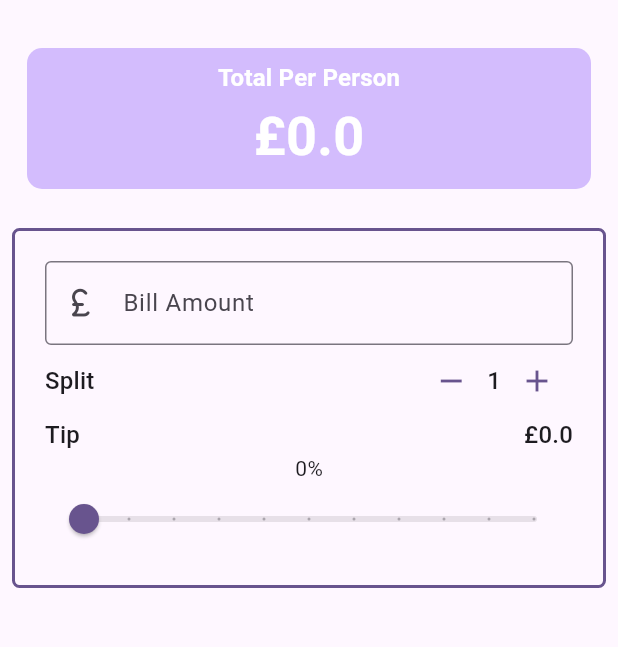
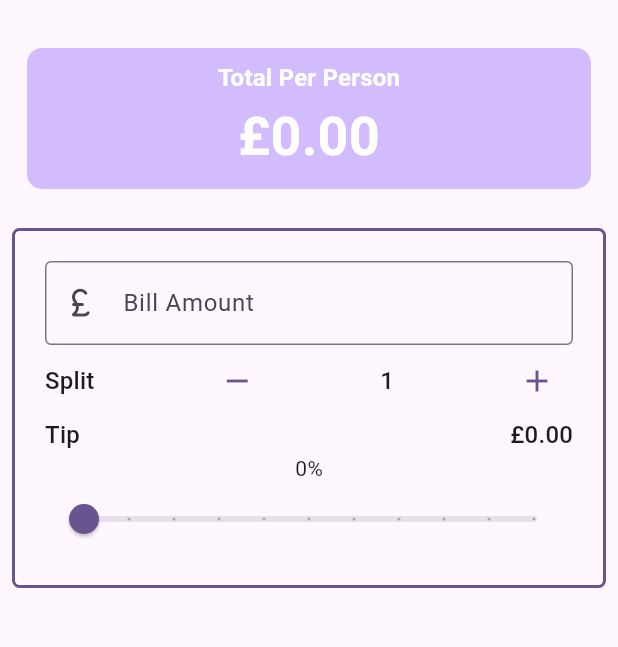
Before and after one commit to cyteen02/utip, a Flutter app: the screen it shows after launch, on a phone screen of 412 x 824 dp, the part 63-710 px from its top. Run offline on Flutter 3.47's test engine with Material 3 defaults, Android fonts, the phone set to English and light mode, and no system bars.

Commit message:
Refactor widgets again

```diff
--- a/lib/main.dart
+++ b/lib/main.dart
@@ -8,7 +8,9 @@
 import 'package:flutter/material.dart';
 import 'package:utip/widgets/bill_amount_field.dart';
 import 'package:utip/widgets/person_counter.dart';
+import 'package:utip/widgets/tip_row.dart';
 import 'package:utip/widgets/tip_slider.dart';
+import 'package:utip/widgets/total_per_person.dart';
 
 void main() {
   runApp(const MainApp());
@@ -81,28 +83,7 @@ class _UTipState extends State<UTip> {
       body: Column(
         crossAxisAlignment: CrossAxisAlignment.stretch,
         children: [
-          Padding(
-            padding: EdgeInsets.all(18.0),
-            child: Container(
-              padding: EdgeInsets.all(8.0),
-              decoration: BoxDecoration(
-                color: theme.colorScheme.inversePrimary,
-                borderRadius: BorderRadius.circular(10.0),
-              ),
-              child: Column(
-                children: [
-                  Text("Total Per Person", style: style),
-                  Text(
-                    "£$totalBill",
-                    style: style.copyWith(
-                      color: theme.colorScheme.onPrimary,
-                      fontSize: theme.textTheme.displaySmall!.fontSize,
-                    ),
-                  ),
-                ],
-              ),
-            ),
-          ),
+          TotalPerPerson(theme: theme, style: style, totalBill: totalBill),
 
           // Form
           Padding(
@@ -133,13 +114,7 @@ class _UTipState extends State<UTip> {
                   ),
 
                   // == Tip Section
-                  Row(
-                    mainAxisAlignment: MainAxisAlignment.spaceBetween,
-                    children: [
-                      Text('Tip', style: theme.textTheme.titleMedium),
-                      Text('£$totalT', style: theme.textTheme.titleMedium),
-                    ],
-                  ),
+                  TipRow(theme: theme, totalT: totalT),
 
                   // == Slider & Text
                   Text("${(_tipPercentage * 100).round()}%"),
--- a/lib/widgets/person_counter.dart
+++ b/lib/widgets/person_counter.dart
@@ -20,8 +20,6 @@ class PersonCounter extends StatelessWidget {
       mainAxisAlignment: MainAxisAlignment.spaceBetween,
       children: [
         Text("Split", style: theme.textTheme.titleMedium),
-        Row(
-          children: [
         IconButton(
           color: theme.colorScheme.primary,
           icon: Icon(Icons.remove),
@@ -34,8 +32,6 @@ class PersonCounter extends StatelessWidget {
           onPressed: onIncrement,
         ),
       ],
-        ),
-      ],
     );
   }
 }
--- /dev/null
+++ b/lib/widgets/tip_row.dart
@@ -0,0 +1,24 @@
+
+import 'package:flutter/material.dart';
+
+class TipRow extends StatelessWidget {
+  const TipRow({
+    super.key,
+    required this.theme,
+    required this.totalT,
+  });
+
+  final ThemeData theme;
+  final double totalT;
+
+  @override
+  Widget build(BuildContext context) {
+    return Row(
+      mainAxisAlignment: MainAxisAlignment.spaceBetween,
+      children: [
+        Text('Tip', style: theme.textTheme.titleMedium),
+        Text('£${totalT.toStringAsFixed(2)}', style: theme.textTheme.titleMedium),
+      ],
+    );
+  }
+}
--- /dev/null
+++ b/lib/widgets/total_per_person.dart
@@ -0,0 +1,40 @@
+import 'package:flutter/material.dart';
+
+class TotalPerPerson extends StatelessWidget {
+  const TotalPerPerson({
+    super.key,
+    required this.theme,
+    required this.style,
+    required this.totalBill,
+  });
+
+  final ThemeData theme;
+  final TextStyle style;
+  final double totalBill;
+
+  @override
+  Widget build(BuildContext context) {
+    return Padding(
+      padding: EdgeInsets.all(18.0),
+      child: Container(
+        padding: EdgeInsets.all(8.0),
+        decoration: BoxDecoration(
+          color: theme.colorScheme.inversePrimary,
+          borderRadius: BorderRadius.circular(10.0),
+        ),
+        child: Column(
+          children: [
+            Text("Total Per Person", style: style),
+            Text(
+              "£${totalBill.toStringAsFixed(2)}",
+              style: style.copyWith(
+                color: theme.colorScheme.onPrimary,
+                fontSize: theme.textTheme.displaySmall!.fontSize,
+              ),
+            ),
+          ],
+        ),
+      ),
+    );
+  }
+}
```
Lines whose indentation alone changed are shown as unchanged.
